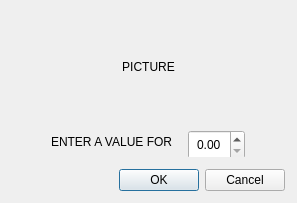
Before: the Qt Designer form gui/uimessagebox.ui in buzzinglight/IanniX, drawn with Qt 5.
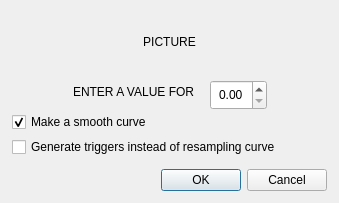
After: the same form once the commit is applied.

```diff
--- a/gui/uimessagebox.ui
+++ b/gui/uimessagebox.ui
@@ -6,7 +6,7 @@
    <rect>
     <x>0</x>
     <y>0</y>
-    <width>297</width>
+    <width>339</width>
     <height>203</height>
    </rect>
   </property>
@@ -203,6 +203,23 @@
          </item>
         </layout>
        </item>
+       <item>
+        <widget class="QCheckBox" name="checkSmooth">
+         <property name="text">
+          <string>Make a smooth curve</string>
+         </property>
+         <property name="checked">
+          <bool>true</bool>
+         </property>
+        </widget>
+       </item>
+       <item>
+        <widget class="QCheckBox" name="checkTrigger">
+         <property name="text">
+          <string>Generate triggers instead of resampling curve</string>
+         </property>
+        </widget>
+       </item>
       </layout>
      </widget>
      <widget class="QWidget" name="page_2">
```
